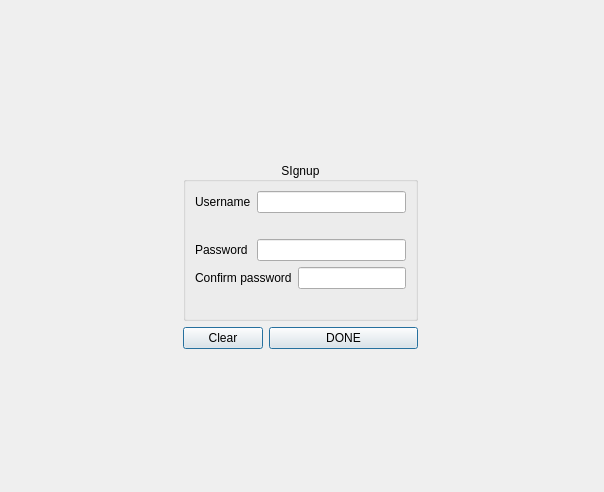
First picture: the form in Client/signup.ui, repository PolitoTeam/Scriba, before the edit.
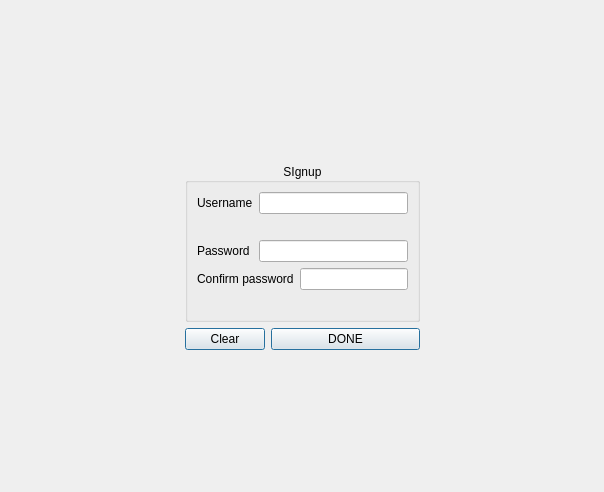
Second picture: the form after the edit.

Commit message: Center signup form

What changed in the file:
```diff
--- a/Client/signup.ui
+++ b/Client/signup.ui
@@ -13,15 +13,8 @@
   <property name="windowTitle">
    <string>Form</string>
   </property>
-  <widget class="QWidget" name="centralWidget">
-   <property name="geometry">
-    <rect>
-     <x>0</x>
-     <y>0</y>
-     <width>601</width>
-     <height>491</height>
-    </rect>
-   </property>
+  <layout class="QGridLayout" name="gridLayout_2">
+   <item row="0" column="0">
    <layout class="QGridLayout" name="gridLayout">
     <item row="2" column="0">
      <spacer name="horizontalSpacer">
@@ -218,7 +211,8 @@
      </widget>
     </item>
    </layout>
-  </widget>
+   </item>
+  </layout>
  </widget>
  <resources/>
  <connections/>
```
Lines whose indentation alone changed are shown as unchanged. The commit also changes 3 other files.
